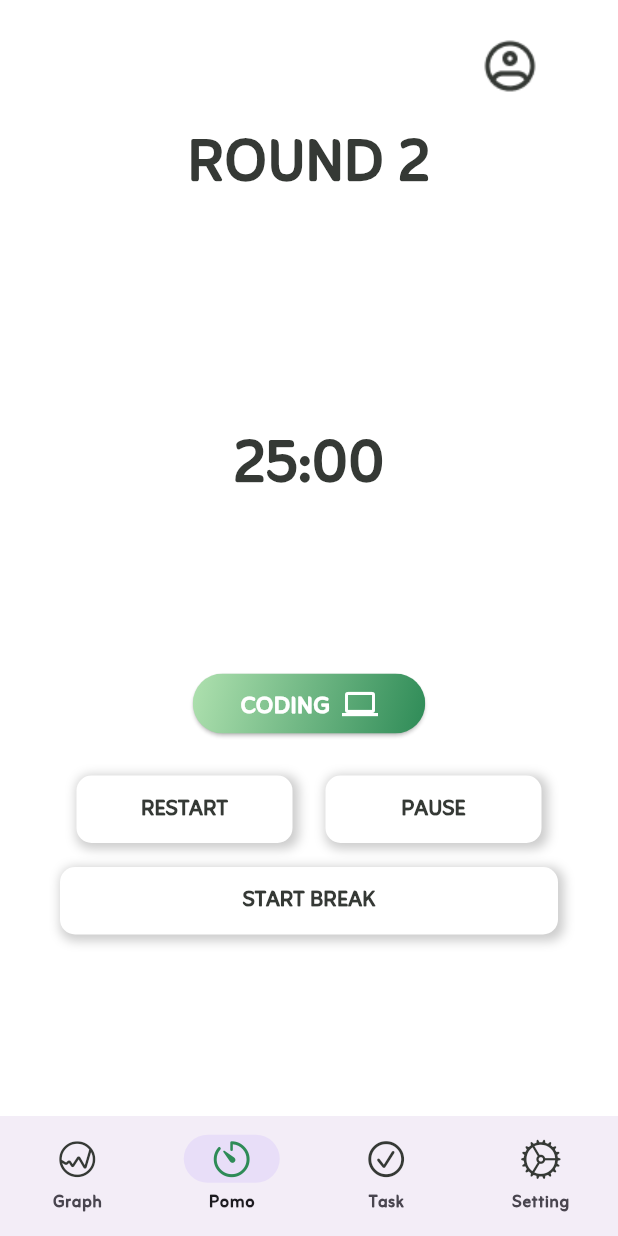
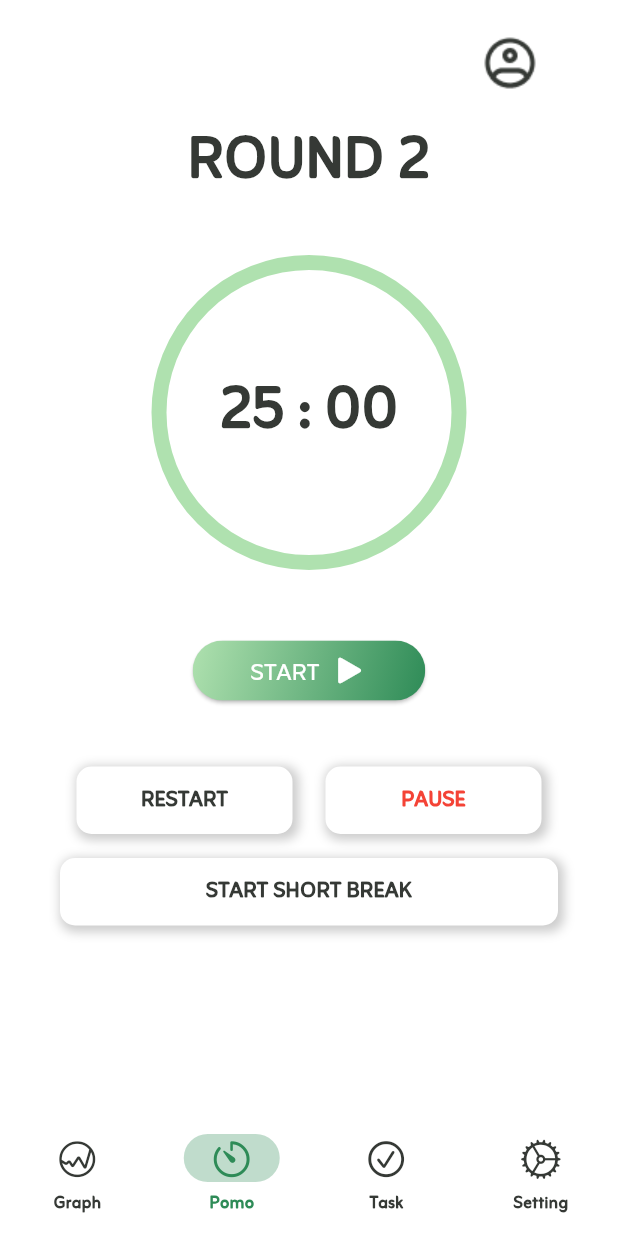
Before and after one commit to KimsokhomZz/pomodoro-focus-app, a Flutter app: the screen it shows after launch, item 2 of the bottom bar chosen, on a phone screen of 412 x 824 dp. Run offline on Flutter 3.47's test engine with Material 3 defaults, Android fonts, the light colour scheme and no system bars; our stand-ins replace get, shared_preferences.

Commit message:
Complete pomoTimer page but still need improvement

```diff
--- a/lib/screens/pomo_timer.dart
+++ b/lib/screens/pomo_timer.dart
@@ -1,6 +1,11 @@
+// import 'dart:async';
+import 'package:flutter/cupertino.dart';
 import 'package:flutter/material.dart';
-import 'package:focus_app_project/widgets/nav_bar.dart';
+import 'package:focus_app_project/models/time_provider.dart';
+// import 'package:focus_app_project/widgets/nav_bar.dart';
 import 'package:focus_app_project/widgets/text_btn.dart';
+import 'package:intl/intl.dart';
+import 'package:provider/provider.dart';
 
 class PomoTimerPage extends StatefulWidget {
   const PomoTimerPage({super.key});
@@ -10,17 +15,48 @@ class PomoTimerPage extends StatefulWidget {
 }
 
 class _PomoTimerState extends State<PomoTimerPage> {
+  final NumberFormat _formatter = NumberFormat('00');
+  final int _totalMinutes = 25;
+
+  // void _showTimeUpDialog() {
+  //   showDialog(
+  //     context: context,
+  //     builder: (context) => AlertDialog(
+  //       title: const Text("Time's up!"),
+  //       content: const Text('Take a short break or restart the time'),
+  //       actions: [
+  //         TextButton(
+  //           onPressed: () {
+  //             Navigator.pop(context);
+  //           },
+  //           child: const Text('OK'),
+  //         )
+  //       ],
+  //     ),
+  //   );
+  // }
+
   @override
   Widget build(BuildContext context) {
+    final timerProvider = Provider.of<TimerProvider>(context);
+
+    // Calculate the total seconds that have passed if the timer is running
+    int elapsedTimeInSeconds = 0;
+    double progress = 0.0;
+    if (!timerProvider.isPaused) {
+      elapsedTimeInSeconds = (_totalMinutes - timerProvider.minutes) * 60 +
+          (60 - timerProvider.seconds);
+      int totalTimeInSeconds = _totalMinutes * 60; // Total time in seconds
+      progress = elapsedTimeInSeconds /
+          totalTimeInSeconds; // Calculate the progress (percentage)
+    }
+
     return Scaffold(
-      // backgroundColor: Color(0xffffffff),
       body: Column(
         crossAxisAlignment: CrossAxisAlignment.center,
         children: [
           Padding(
-            padding:
-                const EdgeInsets.only(top: 20, right: 40, bottom: 20, left: 40),
-            // const EdgeInsets.all(40.0),
+            padding: const EdgeInsets.symmetric(horizontal: 40, vertical: 18),
             child: Column(
               crossAxisAlignment: CrossAxisAlignment.center,
               children: [
@@ -61,34 +97,49 @@ class _PomoTimerState extends State<PomoTimerPage> {
                   ),
                 ),
                 const SizedBox(height: 32),
-                Container(
-                  width: 268,
-                  height: 268,
+                Stack(
                   alignment: Alignment.center,
-                  child: const Text(
-                    '25:00',
-                    style: TextStyle(
-                      fontWeight: FontWeight.bold,
-                      fontSize: 48,
-                      color: Color(0xff353935),
+                  children: [
+                    SizedBox(
+                      width: 200,
+                      height: 200,
+                      // alignment: Alignment.center,
+                      child: CircularProgressIndicator(
+                          backgroundColor: Color(0xffAFE1AF),
+                          value: progress,
+                          strokeWidth: 10,
+                          valueColor:
+                              AlwaysStoppedAnimation<Color>(Color(0xff2E8B57))),
                     ),
-                  ),
+                    Text(
+                      '${_formatter.format(timerProvider.minutes)} : ${_formatter.format(timerProvider.seconds)}',
+                      style: const TextStyle(
+                        fontWeight: FontWeight.bold,
+                        fontSize: 48,
+                        color: Color(0xff353935),
+                      ),
+                    ),
+                  ],
                 ),
+                const SizedBox(height: 48),
                 // Row(
                 //   children: [
                 //dot timer indicator
                 //   ],
                 // ),
                 ElevatedButton(
+                  onPressed: () {
+                    if (timerProvider.isPaused) {
+                      timerProvider.startTimer();
+                    } else {
+                      timerProvider.resumeTimer();
+                    }
+                  },
                   style: ElevatedButton.styleFrom(
                     padding: EdgeInsets.zero,
                     backgroundColor: Colors.transparent,
-                    // shadowColor: Colors.transparent,
                     shape: const StadiumBorder(),
                   ),
-                  onPressed: () {
-                    // Handle button press
-                  },
                   child: Ink(
                     decoration: BoxDecoration(
                       gradient: const LinearGradient(
@@ -112,15 +163,15 @@ class _PomoTimerState extends State<PomoTimerPage> {
                         mainAxisAlignment: MainAxisAlignment.center,
                         children: [
                           Text(
-                            'CODING',
+                            'START',
                             style: TextStyle(
                               fontSize: 20,
-                              fontWeight: FontWeight.w800,
+                              fontWeight: FontWeight.w500,
                             ),
                           ),
                           SizedBox(width: 8),
                           Icon(
-                            Icons.computer_outlined,
+                            CupertinoIcons.play_arrow_solid,
                             size: 24,
                           ),
                         ],
@@ -128,21 +179,31 @@ class _PomoTimerState extends State<PomoTimerPage> {
                     ),
                   ),
                 ),
-                const SizedBox(height: 24),
+                const SizedBox(height: 40),
                 Row(
                   mainAxisAlignment: MainAxisAlignment.spaceAround,
                   children: [
                     TextBtnWidget(
-                      onClick: () {},
+                      onClick: () {
+                        timerProvider.restartTimer(); // Restart the timer
+                      },
                       text: 'RESTART',
                     ),
-                    TextBtnWidget(text: 'PAUSE', onClick: () {}),
+                    TextBtnWidget(
+                      text: 'PAUSE',
+                      onClick: () {
+                        timerProvider.pauseTimer();
+                      },
+                      textColor: Colors.red,
+                    ),
                   ],
                 ),
                 const SizedBox(height: 16),
                 TextBtnWidget(
-                  onClick: () {},
-                  text: 'START BREAK',
+                  onClick: () {
+                    timerProvider.shortBreak();
+                  },
+                  text: 'START SHORT BREAK',
                   width: 355,
                 ),
               ],
--- a/lib/widgets/nav_bar.dart
+++ b/lib/widgets/nav_bar.dart
@@ -10,21 +10,34 @@ class NavigationMenu extends StatelessWidget {
   Widget build(BuildContext context) {
     final controller = Get.put(NavigationController());
 
-    TextStyle customTextStyle = const TextStyle(
-      fontFamily: 'Zain',
-      fontWeight: FontWeight.w600,
-      fontSize: 14,
+    // TextStyle customTextStyle = const TextStyle(
+    //   fontFamily: 'Zain',
+    //   fontWeight: FontWeight.w600,
+    //   fontSize: 14,
+    //   color: Color(0xffffffff),
+    // );
+
+    WidgetStateProperty<TextStyle> labelTextStyle =
+        WidgetStateProperty.resolveWith(
+      (states) => TextStyle(
+        fontFamily: 'Zain',
+        fontWeight: FontWeight.w600,
+        fontSize: 14,
+        color: states.contains(WidgetState.selected)
+            ? const Color(0xff2E8B57) // Selected label color
+            : const Color(0xff353935), // Unselected label color,
+      ),
     );
 
     return Scaffold(
       bottomNavigationBar: Obx(
         () => Theme(
           data: ThemeData(
-            textTheme: TextTheme(
-              // Apply the custom text style to the navigation labels
-              labelMedium: customTextStyle, // For NavigationBar's label style
-            ),
-          ),
+              navigationBarTheme: NavigationBarThemeData(
+            backgroundColor: const Color(0xffffffff),
+            indicatorColor: const Color(0xff2E8B57).withOpacity(0.3),
+            labelTextStyle: labelTextStyle,
+          )),
           child: NavigationBar(
             height: 80,
             elevation: 0,
--- a/lib/widgets/text_btn.dart
+++ b/lib/widgets/text_btn.dart
@@ -5,12 +5,15 @@ class TextBtnWidget extends StatelessWidget {
   final VoidCallback onClick;
   final double width;
   final double height;
-  const TextBtnWidget(
-      {super.key,
-      required this.onClick,
-      required this.text,
-      this.width = 144,
-      this.height = 45});
+  final Color? textColor;
+  const TextBtnWidget({
+    super.key,
+    required this.onClick,
+    required this.text,
+    this.width = 144,
+    this.height = 45,
+    this.textColor,
+  });
 
   @override
   Widget build(BuildContext context) {
@@ -43,10 +46,10 @@ class TextBtnWidget extends StatelessWidget {
         ),
         child: Text(
           text,
-          style: const TextStyle(
+          style: TextStyle(
             fontSize: 18,
             fontWeight: FontWeight.w800,
-            color: Color(0xff353935),
+            color: textColor ?? const Color(0xff353935),
             height: 0.7,
           ),
         ),
--- a/pubspec.yaml
+++ b/pubspec.yaml
@@ -38,6 +38,8 @@ dependencies:
   cupertino_icons: ^1.0.8
   smooth_page_indicator: ^1.2.0+3
   get: ^4.6.6
+  intl: ^0.20.1
+  provider: ^6.0.3
 
 dev_dependencies:
   flutter_test:
```
Also changed, not shown: lib/main.dart (+8 -1 lines), lib/models/time_provider.dart (added, +78 -0 lines), pubspec.lock, 3 other files.
